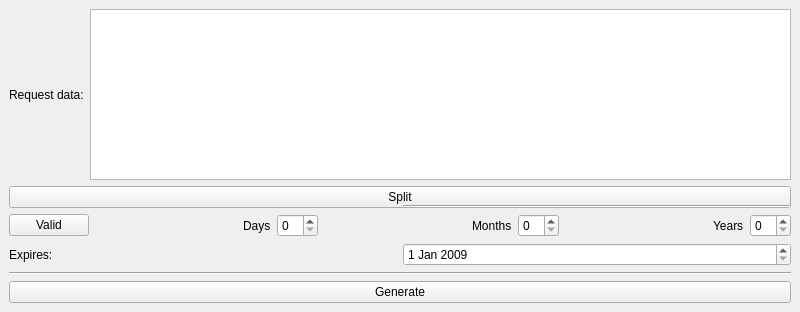
First picture: the form in OpenFlipper/LicenseManager/keyGen/keygen.ui, repository ShenRen/OpenFlipper, before the edit.
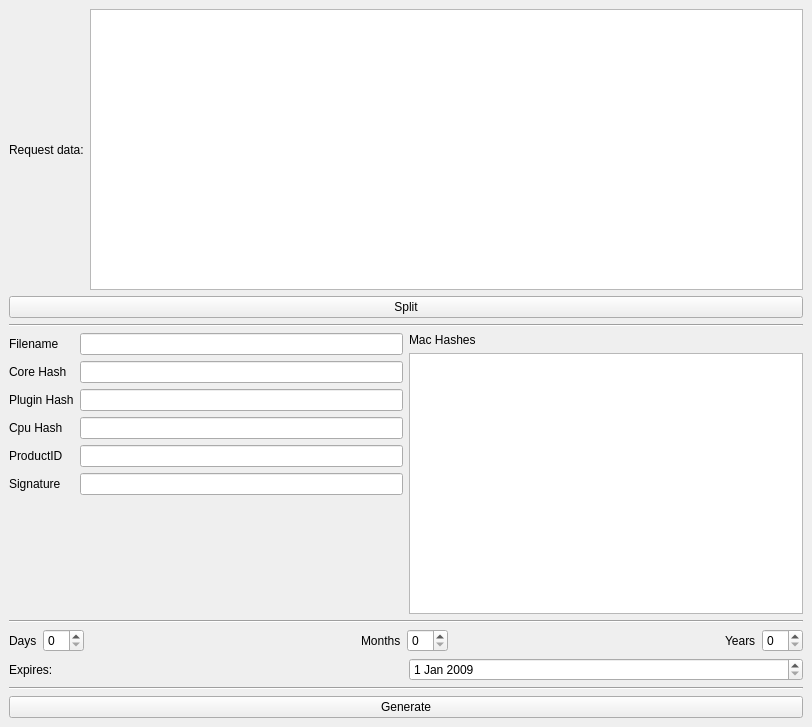
Second picture: the form after the edit.

The edit to the form file:
```diff
--- a/OpenFlipper/LicenseManager/keyGen/keygen.ui
+++ b/OpenFlipper/LicenseManager/keyGen/keygen.ui
@@ -6,16 +6,16 @@
    <rect>
     <x>0</x>
     <y>0</y>
-    <width>800</width>
-    <height>312</height>
+    <width>812</width>
+    <height>727</height>
    </rect>
   </property>
   <property name="windowTitle">
    <string>MainWindow</string>
   </property>
   <widget class="QWidget" name="centralwidget">
-   <layout class="QGridLayout" name="gridLayout">
-    <item row="0" column="0" colspan="2">
+   <layout class="QVBoxLayout" name="verticalLayout_2">
+    <item>
      <layout class="QHBoxLayout" name="horizontalLayout">
       <item>
        <widget class="QLabel" name="label">
@@ -33,42 +33,118 @@
       </item>
      </layout>
     </item>
-    <item row="1" column="0" rowspan="2" colspan="2">
-     <widget class="QPushButton" name="splitButton">
-      <property name="text">
-       <string>Split</string>
+    <item>
+     <layout class="QHBoxLayout" name="horizontalLayout_8">
+      <item>
+       <widget class="QPushButton" name="splitButton">
+        <property name="text">
+         <string>Split</string>
+        </property>
+       </widget>
+      </item>
+     </layout>
+    </item>
+    <item>
+     <widget class="Line" name="line_3">
+      <property name="orientation">
+       <enum>Qt::Horizontal</enum>
       </property>
      </widget>
     </item>
-    <item row="2" column="1">
+    <item>
+     <layout class="QHBoxLayout" name="horizontalLayout_7">
+      <item>
+       <layout class="QFormLayout" name="formLayout">
+        <property name="fieldGrowthPolicy">
+         <enum>QFormLayout::ExpandingFieldsGrow</enum>
+        </property>
+        <item row="0" column="1">
+         <widget class="QLineEdit" name="fileNameBox"/>
+        </item>
+        <item row="1" column="0">
+         <widget class="QLabel" name="label_7">
+          <property name="text">
+           <string>Core Hash</string>
+          </property>
+         </widget>
+        </item>
+        <item row="1" column="1">
+         <widget class="QLineEdit" name="coreHashBox"/>
+        </item>
+        <item row="2" column="0">
+         <widget class="QLabel" name="label_8">
+          <property name="text">
+           <string>Plugin Hash</string>
+          </property>
+         </widget>
+        </item>
+        <item row="2" column="1">
+         <widget class="QLineEdit" name="pluginHashBox"/>
+        </item>
+        <item row="3" column="0">
+         <widget class="QLabel" name="label_9">
+          <property name="text">
+           <string>Cpu Hash</string>
+          </property>
+         </widget>
+        </item>
+        <item row="3" column="1">
+         <widget class="QLineEdit" name="cpuHashBox"/>
+        </item>
+        <item row="0" column="0">
+         <widget class="QLabel" name="label_6">
+          <property name="text">
+           <string>Filename</string>
+          </property>
+         </widget>
+        </item>
+        <item row="4" column="1">
+         <widget class="QLineEdit" name="productIDBox"/>
+        </item>
+        <item row="4" column="0">
+         <widget class="QLabel" name="label_11">
+          <property name="text">
+           <string>ProductID</string>
+          </property>
+         </widget>
+        </item>
+        <item row="5" column="0">
+         <widget class="QLabel" name="label_12">
+          <property name="text">
+           <string>Signature</string>
+          </property>
+         </widget>
+        </item>
+        <item row="5" column="1">
+         <widget class="QLineEdit" name="signatureBox"/>
+        </item>
+       </layout>
+      </item>
+      <item>
+       <layout class="QVBoxLayout" name="verticalLayout">
+        <item>
+         <widget class="QLabel" name="label_10">
+          <property name="text">
+           <string>Mac Hashes</string>
+          </property>
+         </widget>
+        </item>
+        <item>
+         <widget class="QTextEdit" name="macHashBox"/>
+        </item>
+       </layout>
+      </item>
+     </layout>
+    </item>
+    <item>
      <widget class="Line" name="line_2">
       <property name="orientation">
        <enum>Qt::Horizontal</enum>
       </property>
      </widget>
     </item>
-    <item row="3" column="0" colspan="2">
+    <item>
      <layout class="QHBoxLayout" name="horizontalLayout_5">
-      <item>
-       <widget class="QPushButton" name="validButton">
-        <property name="text">
-         <string>Valid</string>
-        </property>
-       </widget>
-      </item>
-      <item>
-       <spacer name="horizontalSpacer">
-        <property name="orientation">
-         <enum>Qt::Horizontal</enum>
-        </property>
-        <property name="sizeHint" stdset="0">
-         <size>
-          <width>40</width>
-          <height>20</height>
-         </size>
-        </property>
-       </spacer>
-      </item>
       <item>
        <layout class="QHBoxLayout" name="horizontalLayout_4">
         <item>
@@ -139,7 +215,7 @@
       </item>
      </layout>
     </item>
-    <item row="4" column="0" colspan="2">
+    <item>
      <layout class="QHBoxLayout" name="horizontalLayout_6">
       <item>
        <widget class="QLabel" name="label_2">
@@ -167,14 +243,14 @@
       </item>
      </layout>
     </item>
-    <item row="5" column="0" colspan="2">
+    <item>
      <widget class="Line" name="line">
       <property name="orientation">
        <enum>Qt::Horizontal</enum>
       </property>
      </widget>
     </item>
-    <item row="6" column="0" colspan="2">
+    <item>
      <widget class="QPushButton" name="generateButton">
       <property name="text">
        <string>Generate</string>
```
